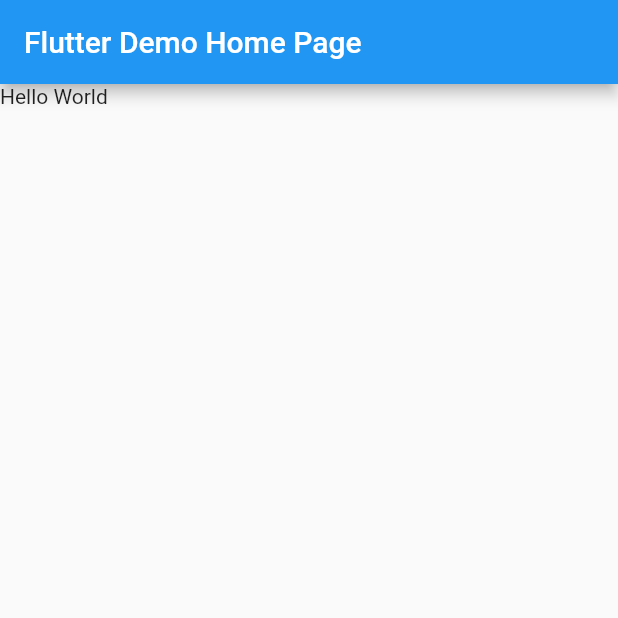
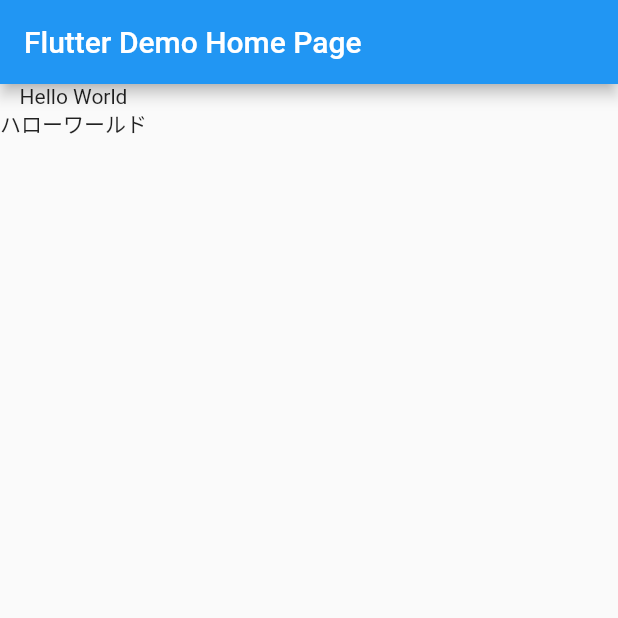
Before and after one commit to yamashun/flutter_application_1, a Flutter app: the screen it shows after launch, on a phone screen of 412 x 824 dp, the top half of it. Run offline on Flutter 3.47's test engine with Material 2 defaults, Android fonts, the phone set to English and light mode, and no system bars.

Commit message:
column text

```diff
--- a/lib/main.dart
+++ b/lib/main.dart
@@ -76,7 +76,10 @@ class _MyHomePageState extends State<MyHomePage> {
         // the App.build method, and use it to set our appbar title.
         title: Text(widget.title),
       ),
-      body: Text("Hello World"),
+      body: Column(children: [
+        const Text("Hello World"),
+        const Text("ハローワールド"),
+      ],)
     );
   }
 }
```
